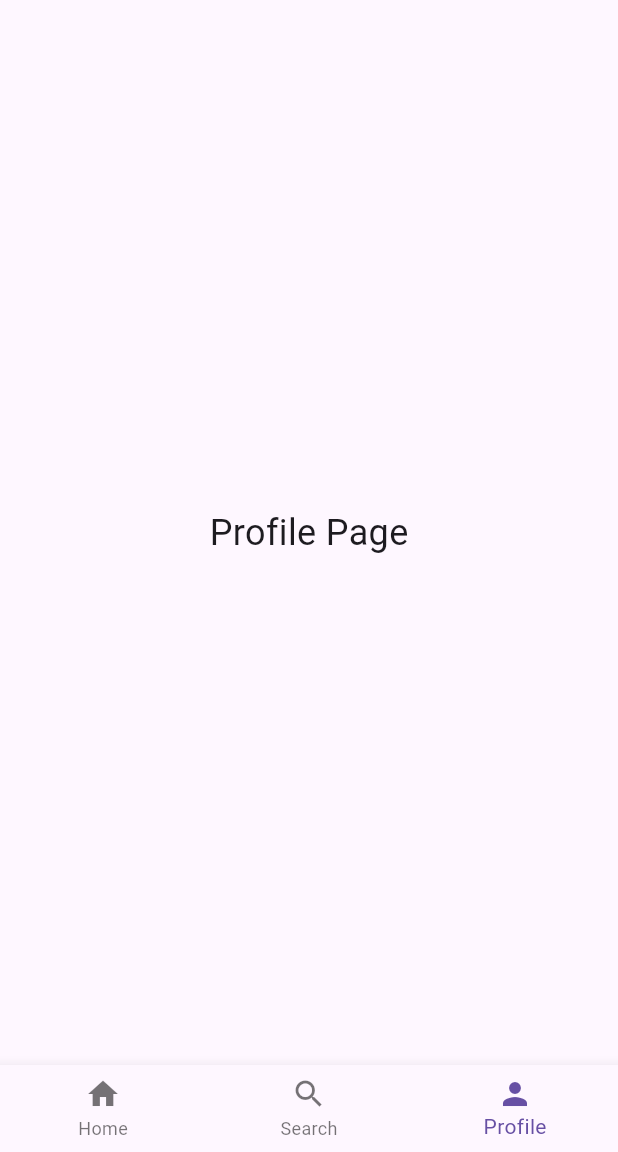
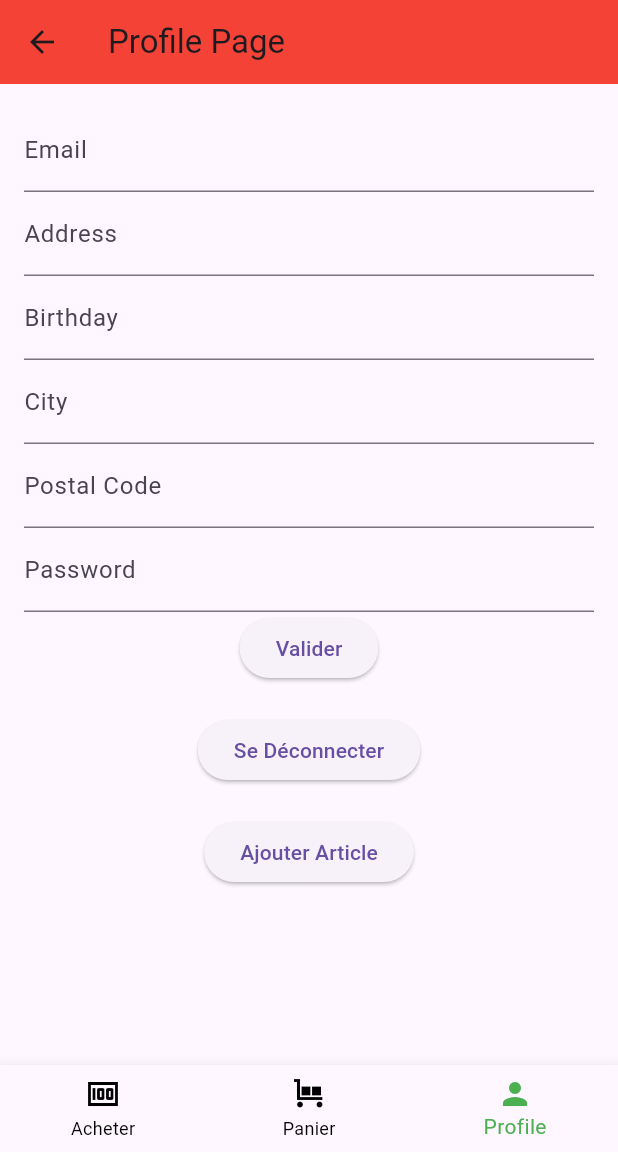
Before and after one commit to anaslhd/flutteraiapp, a Flutter app: the HomePage screen opened by its route, item 3 of the bottom bar chosen, on a phone screen of 412 x 824 dp, the part 84-1236 px from its top. Run offline on Flutter 3.47's test engine with Material 3 defaults, Android fonts, the light colour scheme and no system bars; our stand-ins replace cloud_firestore, firebase_auth, firebase_core; accounts and stored records are empty.

Commit message:
added page with bottom navbar as well as user info section with function update and logout us#5 done

```diff
--- a/lib/Screens/home.page.dart
+++ b/lib/Screens/home.page.dart
@@ -1,4 +1,5 @@
 import 'package:flutter/material.dart';
+import 'package:flutteraiapp/Screens/profile.page.dart';
 
 class HomePage extends StatefulWidget {
   HomePage({super.key});
@@ -14,7 +15,7 @@ class _HomePageState extends State<HomePage> {
   final List<Widget> _pages = [
     Center(child: Text("Home Page", style: TextStyle(fontSize: 24))),
     Center(child: Text("Search Page", style: TextStyle(fontSize: 24))),
-    Center(child: Text("Profile Page", style: TextStyle(fontSize: 24))),
+    ProfilePage()
   ];
 
   void _onItemTapped(int index) {
@@ -38,14 +39,16 @@ class _HomePageState extends State<HomePage> {
       bottomNavigationBar: BottomNavigationBar(
         currentIndex: _currentIndex,
         onTap: _onItemTapped,
-        items: const <BottomNavigationBarItem>[
+        selectedItemColor: Colors.green,  // Selected color for all items
+        unselectedItemColor: Colors.black,  // Unselected color for all items
+        items: <BottomNavigationBarItem>[
           BottomNavigationBarItem(
-            icon: Icon(Icons.home),
-            label: 'Home',
+            icon: Icon(Icons.money, color: _currentIndex == 0 ? Colors.green : Colors.black), // Always green for "Acheter"
+            label: 'Acheter',
           ),
           BottomNavigationBarItem(
-            icon: Icon(Icons.search),
-            label: 'Search',
+            icon: Icon(Icons.trolley),
+            label: 'Panier',
           ),
           BottomNavigationBarItem(
             icon: Icon(Icons.person),
--- a/lib/Screens/profile.page.dart
+++ b/lib/Screens/profile.page.dart
@@ -0,0 +1,186 @@
+import 'package:cloud_firestore/cloud_firestore.dart';
+import 'package:firebase_auth/firebase_auth.dart';
+import 'package:flutter/material.dart';
+import 'package:flutter/services.dart';  // For input formatting
+
+class ProfilePage extends StatefulWidget {
+  @override
+  _ProfilePageState createState() => _ProfilePageState();
+}
+
+class _ProfilePageState extends State<ProfilePage> {
+  // Declare the controllers
+  late TextEditingController _emailController;
+  late TextEditingController _addressController;
+  late TextEditingController _birthdayController;
+  late TextEditingController _cityController;
+  late TextEditingController _postalCodeController;
+  late TextEditingController _passwordController;
+  FocusNode _postalCodeFocusNode = FocusNode();
+
+  @override
+  void initState() {
+    super.initState();
+
+    // Initialize the controllers
+    _emailController = TextEditingController();
+    _addressController = TextEditingController();
+    _birthdayController = TextEditingController();
+    _cityController = TextEditingController();
+    _postalCodeController = TextEditingController();
+    _passwordController = TextEditingController();
+
+    _fetchUserData();
+  }
+
+  Future<void> _fetchUserData() async {
+    User? user = FirebaseAuth.instance.currentUser;
+    if (user != null) {
+      try {
+        DocumentSnapshot snapshot = await FirebaseFirestore.instance
+            .collection('users')
+            .doc(user.uid)
+            .get();
+
+        if (snapshot.exists) {
+          var data = snapshot.data() as Map<String, dynamic>;
+
+          // Populate controllers with the fetched data
+          _emailController.text = user.email ?? ''; // Example for email
+          _addressController.text = data['address'] ?? '';
+          _birthdayController.text = data['birthday'] ?? '';
+          _cityController.text = data['city'] ?? '';
+          _postalCodeController.text = data['postalCode'] ?? '';
+          _passwordController.text = data['password'] ?? '';
+        } else {
+          print('No user document found for the given UID');
+        }
+      } catch (e) {
+        print('Error fetching user data: $e');
+      }
+    }
+  }
+
+  @override
+  void dispose() {
+    // Dispose controllers to prevent memory leaks
+    _emailController.dispose();
+    _addressController.dispose();
+    _birthdayController.dispose();
+    _cityController.dispose();
+    _postalCodeController.dispose();
+    _passwordController.dispose();
+    super.dispose();
+  }
+    void _logout() async {
+    try {
+      await FirebaseAuth.instance.signOut();
+      ScaffoldMessenger.of(context).showSnackBar(SnackBar(content: Text('Successfully logged out')));
+        Navigator.pushReplacementNamed(context, '/login');
+    } catch (e) {
+      print('Error logging out: $e');
+      ScaffoldMessenger.of(context).showSnackBar(SnackBar(content: Text('Failed to log out')));
+    }
+  }
+
+  @override
+  Widget build(BuildContext context) {
+    return Scaffold(
+      appBar: AppBar(
+        backgroundColor: Colors.red,
+        title: Text('Profile Page'),
+      ),
+      body: Padding(
+        padding: const EdgeInsets.all(16.0),
+        child: Column(
+          children: [
+            // Email is readonly
+            TextFormField(
+              controller: _emailController,
+              decoration: InputDecoration(labelText: 'Email'),
+              readOnly: true,
+            ),
+            TextFormField(
+              controller: _addressController,
+              decoration: InputDecoration(labelText: 'Address'),
+            ),
+            TextFormField(
+              controller: _birthdayController,
+              decoration: InputDecoration(labelText: 'Birthday'),
+            ),
+            TextFormField(
+              controller: _cityController,
+              decoration: InputDecoration(labelText: 'City'),
+            ),
+          TextFormField(
+  controller: _postalCodeController,
+  decoration: InputDecoration(labelText: 'Postal Code'),
+  focusNode: _postalCodeFocusNode,
+  keyboardType: TextInputType.numberWithOptions(decimal: false, signed: false), // More specific keyboard options
+  inputFormatters: [
+    FilteringTextInputFormatter.digitsOnly, // Only allow numeric input
+  ],
+),
+            TextFormField(
+              controller: _passwordController,
+              decoration: InputDecoration(labelText: 'Password'),
+              obscureText: true,
+            ),
+            ElevatedButton(
+              onPressed: () {
+                // Handle save/update logic
+                _saveUserData();
+              },
+              child: Text('Valider'),
+            ),
+            SizedBox(height: 20), // Add some space between buttons
+            ElevatedButton(
+              onPressed: () {
+                // Handle logout logic
+                _logout();
+              },
+              child: Text('Se Déconnecter'),
+            ),
+            SizedBox(height: 20), // Add some space between buttons
+            ElevatedButton(
+              onPressed: () {
+                // Navigate to Add Article screen (you can replace this with your own navigation logic)
+
+              },
+              child: Text('Ajouter Article'),
+            ),
+          ],
+        ),
+      ),
+    );
+  }
+
+  Future<void> _saveUserData() async {
+    User? user = FirebaseAuth.instance.currentUser;
+    if (user != null) {
+      try {
+        // Check if the password is updated
+        String newPassword = _passwordController.text;
+        if (newPassword.isNotEmpty) {
+          // Update password in Firebase Authentication
+          await user.updatePassword(newPassword);
+        }
+
+        // Save updated user data to Firestore
+        await FirebaseFirestore.instance.collection('users').doc(user.uid).update({
+          'address': _addressController.text,
+          'birthday': _birthdayController.text,
+          'city': _cityController.text,
+          'postalCode': _postalCodeController.text,
+          'password': newPassword, // This stores the new password in Firestore
+        });
+
+        ScaffoldMessenger.of(context).showSnackBar(SnackBar(content: Text('Profile updated')));
+
+      } catch (e) {
+        print('Error updating user data: $e');
+        ScaffoldMessenger.of(context).showSnackBar(SnackBar(content: Text('Failed to update profile')));
+      }
+    }
+  }
+}
```
